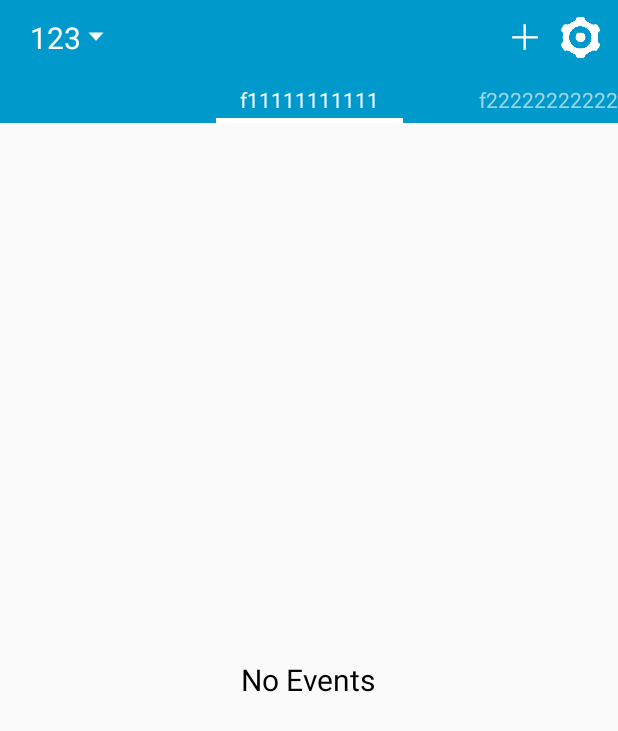
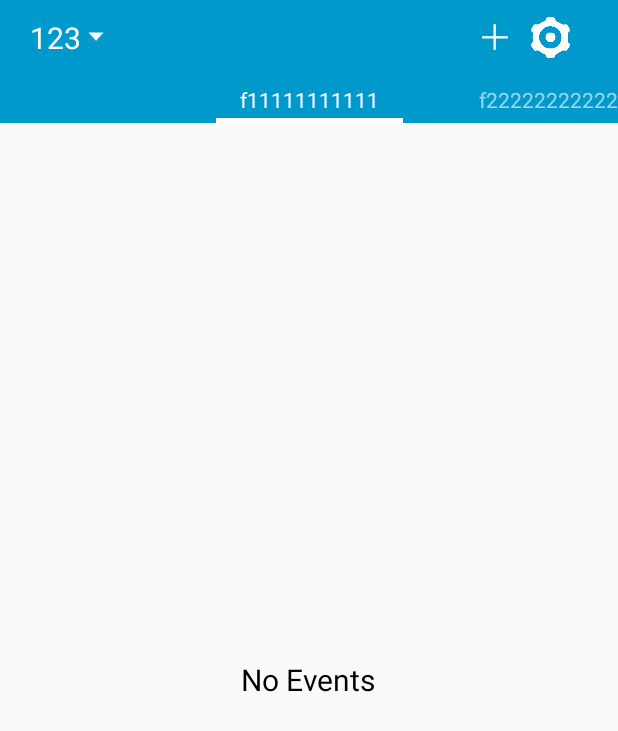
Before and after one commit to tyaathome/ClassTimetable, an Android app: the screen it shows after launch (MainActivity before the commit, ActivityHome after it), on a phone screen of 412 x 824 dp. Shown: the top 731 px of the screen. Run offline under Robolectric (Android 15) with nearby library versions, the phone set to English and light mode, and no system bars.

Commit message:
settings.

```diff
--- /dev/null
+++ b/app/src/main/java/com/example/tyaathome/classtimetable/view/activity/base/ActivityBase.java
@@ -0,0 +1,46 @@
+package com.example.tyaathome.classtimetable.view.activity.base;
+
+import android.os.Bundle;
+import android.support.annotation.Nullable;
+import android.support.v4.app.FragmentActivity;
+import android.widget.Toast;
+
+/**
+ * Created by tyaathome on 2016/5/11.
+ */
+public class ActivityBase extends FragmentActivity {
+
+    private Toast mToast;
+
+    @Override
+    protected void onCreate(@Nullable Bundle savedInstanceState) {
+        super.onCreate(savedInstanceState);
+    }
+
+    @Override
+    protected void onResume() {
+        super.onResume();
+    }
+
+    @Override
+    protected void onDestroy() {
+        super.onDestroy();
+    }
+
+    public void showToast(String msg) {
+        if (mToast == null) {
+            mToast = Toast.makeText(this, msg, Toast.LENGTH_SHORT);
+        } else {
+            mToast.setText(msg);
+        }
+        mToast.show();
+
+        // another way
+        /*if (mToast != null) {
+            mToast.cancel();
+        }
+        mToast = Toast.makeText(this, msg, Toast.LENGTH_SHORT);
+        mToast.setText(msg);
+        mToast.show();*/
+    }
+}
--- /dev/null
+++ b/app/src/main/java/com/example/tyaathome/classtimetable/view/activity/base/ActivityBaseWithTitle.java
@@ -0,0 +1,71 @@
+package com.example.tyaathome.classtimetable.view.activity.base;
+
+import android.os.Bundle;
+import android.support.annotation.LayoutRes;
+import android.support.annotation.Nullable;
+import android.support.annotation.StringRes;
+import android.view.LayoutInflater;
+import android.view.View;
+import android.view.ViewGroup;
+import android.widget.LinearLayout;
+import android.widget.TextView;
+
+import com.example.tyaathome.classtimetable.R;
+
+/**
+ * Created by tyaathome on 2016/5/11.
+ */
+public class ActivityBaseWithTitle extends ActivityBase {
+
+    @Override
+    protected void onCreate(@Nullable Bundle savedInstanceState) {
+        super.onCreate(savedInstanceState);
+        super.setContentView(R.layout.activity_base_with_title);
+    }
+
+    @Override
+    protected void onResume() {
+        super.onResume();
+    }
+
+    @Override
+    protected void onDestroy() {
+        super.onDestroy();
+    }
+
+    @Override
+    public void setContentView(@LayoutRes int layoutResID) {
+        LinearLayout.LayoutParams lp = new LinearLayout.LayoutParams(
+                LinearLayout.LayoutParams.MATCH_PARENT, LinearLayout.LayoutParams.MATCH_PARENT);
+        View v = LayoutInflater.from(getApplicationContext()).inflate(layoutResID,
+                null);
+        ViewGroup layout = (ViewGroup) findViewById(R.id.layout_content);
+        layout.addView(v, lp);
+    }
+
+    public void addViewToLeft(View view) {
+        LinearLayout.LayoutParams lp = new LinearLayout.LayoutParams(
+                LinearLayout.LayoutParams.WRAP_CONTENT, LinearLayout.LayoutParams.WRAP_CONTENT);
+        int marginEnd = (int) getResources().getDimension(R.dimen.margin_normal);
+        lp.setMargins(0,0,marginEnd,0);
+        ViewGroup layout = (ViewGroup) findViewById(R.id.layout_left);
+        layout.addView(view, lp);
+
+    }
+
+    public void addViewToRight(View view) {
+        LinearLayout.LayoutParams lp = new LinearLayout.LayoutParams(
+                LinearLayout.LayoutParams.WRAP_CONTENT, LinearLayout.LayoutParams.WRAP_CONTENT);
+        int marginEnd = (int) getResources().getDimension(R.dimen.margin_normal);
+        lp.setMargins(0,0,marginEnd,0);
+        ViewGroup layout = (ViewGroup) findViewById(R.id.layout_right);
+        layout.addView(view, lp);
+
+    }
+
+    public void setActivityTitle(@StringRes int titleId) {
+        TextView tvTitle = (TextView) findViewById(R.id.tv_title);
+        tvTitle.setText(getResources().getText(titleId));
+    }
+
+}
--- a/app/src/main/java/com/example/tyaathome/classtimetable/view/activity/MainActivity.java
+++ b/app/src/main/java/com/example/tyaathome/classtimetable/view/activity/home/ActivityHome.java
@@ -1,32 +1,38 @@
-package com.example.tyaathome.classtimetable.view.activity;
+package com.example.tyaathome.classtimetable.view.activity.home;
 
 import android.app.Activity;
+import android.content.Intent;
 import android.support.v4.app.Fragment;
 import android.support.v4.app.FragmentActivity;
 import android.support.v4.view.ViewPager;
 import android.support.v7.app.AppCompatActivity;
 import android.os.Bundle;
 import android.util.DisplayMetrics;
+import android.view.LayoutInflater;
 import android.view.View;
 import android.view.ViewGroup;
+import android.widget.ImageView;
+import android.widget.LinearLayout;
 import android.widget.RelativeLayout;
+import android.widget.Toast;
 
 import com.example.tyaathome.classtimetable.R;
+import com.example.tyaathome.classtimetable.utils.RequestCode;
+import com.example.tyaathome.classtimetable.view.activity.base.ActivityBaseWithTitle;
+import com.example.tyaathome.classtimetable.view.activity.settings.ActivitySettings;
 import com.example.tyaathome.classtimetable.view.adapter.AdapterWeekFragment;
 import com.example.tyaathome.classtimetable.view.fragment.FragmentClassTimetable;
 
 import java.util.ArrayList;
 import java.util.List;
 
-public class MainActivity extends FragmentActivity {
+public class ActivityHome extends ActivityBaseWithTitle {
 
     private ViewPager viewPager = null;
 
     private List<Fragment> fragmentList = new ArrayList<Fragment>();
 
     private AdapterWeekFragment adapterWeekFragment = null;
-
-    private RelativeLayout rlCurrentTab = null;
 
     @Override
     protected void onCreate(Bundle savedInstanceState) {
@@ -47,24 +53,64 @@ public class MainActivity extends FragmentActivity {
         super.onDestroy();
     }
 
+    @Override
+    protected void onActivityResult(int requestCode, int resultCode, Intent data) {
+        super.onActivityResult(requestCode, resultCode, data);
+        if(resultCode == RESULT_OK) {
+            switch (requestCode) {
+                case RequestCode.CODE_SETTINGS:
+                    showToast("Settings!");
+                    break;
+            }
+        }
+    }
+
     private void initView() {
         viewPager = (ViewPager) findViewById(R.id.viewpage);
-        rlCurrentTab = (RelativeLayout) findViewById(R.id.current_tab);
+        initLeftView();
+        initRightView();
     }
+
+    private void initLeftView() {
+        LinearLayout llLeft = (LinearLayout) LayoutInflater.from(this).inflate(R.layout.layout_week, null);
+        llLeft.setOnClickListener(new View.OnClickListener() {
+            @Override
+            public void onClick(View v) {
+                showToast("OnClick!");
+            }
+        });
+        addViewToLeft(llLeft);
+    }
+
+    private void initRightView() {
+        LinearLayout llRight = (LinearLayout) LayoutInflater.from(this).inflate(R.layout.layout_add_and_settings, null);
+        ImageView ivAdd = (ImageView) llRight.findViewById(R.id.iv_add);
+        ImageView ivSetting = (ImageView) llRight.findViewById(R.id.iv_settings);
+        ivAdd.setOnClickListener(listenerRight);
+        ivSetting.setOnClickListener(listenerRight);
+        addViewToRight(llRight);
+    }
+
+    private View.OnClickListener listenerRight = new View.OnClickListener() {
+        @Override
+        public void onClick(View v) {
+            switch (v.getId()) {
+                case R.id.iv_add:
+
+                    break;
+                case R.id.iv_settings:
+                    Intent intent = new Intent(ActivityHome.this, ActivitySettings.class);
+                    startActivityForResult(intent, RequestCode.CODE_SETTINGS);
+                    break;
+            }
+        }
+    };
 
     private void initEvent() {
         viewPager.addOnPageChangeListener(new ViewPager.OnPageChangeListener() {
             @Override
             public void onPageScrolled(int position, float positionOffset, int positionOffsetPixels) {
-                System.out.println("position: " + position + ", positionOffset: " + positionOffset + ",positionOffsetPixels: " + positionOffsetPixels);
 
-                //changeViewPosition(rlCurrentTab, positionOffset);
-
-                int[] location = new int[2];
-                rlCurrentTab.getLocationOnScreen(location);
-                int x = location[0];
-                int y = location[1];
-                rlCurrentTab.scrollTo(positionOffsetPixels, y);
             }
 
             @Override
@@ -92,18 +138,4 @@ public class MainActivity extends FragmentActivity {
         adapterWeekFragment = new AdapterWeekFragment(getSupportFragmentManager(), fragmentList);
         viewPager.setAdapter(adapterWeekFragment);
     }
-
-    private void changeViewPosition(View view, float percentage) {
-        int[] location = new int[2];
-        view.getLocationOnScreen(location);
-        int x = location[0];
-        int y = location[1];
-
-        ViewGroup.LayoutParams layoutParams = view.getLayoutParams();
-        int viewWidth = layoutParams.width;
-        float distance = (x - viewWidth) / 2.f;
-        int newX = (int)(distance * (1-percentage));
-        view.scrollTo(newX ,y);
-        System.out.println(newX+"");
-    }
 }
--- /dev/null
+++ b/app/src/main/res/layout-xhdpi/activity_base_with_title.xml
@@ -0,0 +1,55 @@
+<?xml version="1.0" encoding="utf-8"?>
+<LinearLayout xmlns:android="http://schemas.android.com/apk/res/android"
+              android:orientation="vertical" android:layout_width="match_parent"
+              android:layout_height="match_parent">
+
+    <RelativeLayout
+        android:id="@+id/title_layout"
+        android:layout_width="match_parent"
+        android:layout_height="50dp"
+        android:padding="10dp"
+        android:background="@android:color/holo_blue_dark">
+
+        <LinearLayout
+            android:id="@+id/layout_left"
+            android:layout_width="wrap_content"
+            android:layout_height="wrap_content"
+            android:layout_alignParentLeft="true"
+            android:layout_centerVertical="true"
+            android:layout_marginLeft="@dimen/margin_normal"
+            android:orientation="horizontal">
+
+        </LinearLayout>
+
+        <TextView
+            android:id="@+id/tv_title"
+            android:layout_width="wrap_content"
+            android:layout_height="wrap_content"
+            android:layout_centerVertical="true"
+            android:layout_toRightOf="@id/layout_left"
+            android:layout_marginLeft="@dimen/margin_normal"
+            android:textColor="@android:color/white"
+            android:textSize="@dimen/text_normal" />
+
+        <LinearLayout
+            android:id="@+id/layout_right"
+            android:layout_width="wrap_content"
+            android:layout_height="wrap_content"
+            android:layout_alignParentRight="true"
+            android:layout_centerVertical="true"
+            android:layout_marginRight="@dimen/margin_normal"
+            android:orientation="horizontal">
+
+        </LinearLayout>
+
+
+    </RelativeLayout>
+
+    <LinearLayout
+        android:id="@+id/layout_content"
+        android:layout_width="match_parent"
+        android:layout_height="match_parent"
+        android:orientation="vertical" >
+    </LinearLayout>
+
+</LinearLayout>
--- a/app/src/main/res/layout-xhdpi/activity_main.xml
+++ b/app/src/main/res/layout-xhdpi/activity_main.xml
@@ -4,100 +4,10 @@
     android:layout_width="match_parent"
     android:layout_height="match_parent">
 
-    <RelativeLayout
-        android:id="@+id/layout_top"
-        android:layout_width="match_parent"
-        android:layout_height="wrap_content"
-        android:layout_alignParentTop="true"
-        android:gravity="center_vertical"
-        android:background="@android:color/holo_blue_dark">
-
-        <RelativeLayout
-            android:id="@+id/layout_title"
-            android:layout_width="match_parent"
-            android:layout_height="50dp"
-            android:padding="10dp"
-            android:layout_alignParentTop="true">
-
-            <LinearLayout
-                android:layout_width="wrap_content"
-                android:layout_height="wrap_content"
-                android:layout_marginLeft="@dimen/margin_normal"
-                android:layout_alignParentLeft="true"
-                android:layout_centerVertical="true"
-                android:gravity="center_vertical">
-
-                <TextView
-                    android:id="@+id/tv_week"
-                    android:layout_width="wrap_content"
-                    android:layout_height="wrap_content"
-                    android:text="123"
-                    android:textColor="@android:color/white"
-                    android:textSize="@dimen/text_normal"/>
-
-                <ImageView
-                    android:layout_width="wrap_content"
-                    android:layout_height="wrap_content"
-                    android:src="@mipmap/ic_pull_down"/>
-
-            </LinearLayout>
-
-            <LinearLayout
-                android:layout_width="wrap_content"
-                android:layout_height="wrap_content"
-                android:layout_alignParentRight="true"
-                android:layout_centerVertical="true"
-                android:orientation="horizontal"
-                android:gravity="center_vertical">
-
-                <ImageView
-                    android:layout_width="wrap_content"
-                    android:layout_height="wrap_content"
-                    android:src="@mipmap/ic_action_new"/>
-
-                <ImageView
-                    android:layout_width="30dp"
-                    android:layout_height="30dp"
-                    android:layout_marginLeft="@dimen/margin_normal"
-                    android:src="@drawable/ic_settings" />
-
-            </LinearLayout>
-
-        </RelativeLayout>
-
-
-        <RelativeLayout
-            android:id="@+id/current_tab"
-            android:layout_width="match_parent"
-            android:layout_height="30dp"
-            android:layout_below="@id/layout_title"
-            android:layout_centerHorizontal="true"
-            android:visibility="gone">
-
-            <TextView
-                android:layout_width="wrap_content"
-                android:layout_height="wrap_content"
-                android:layout_alignParentTop="true"
-                android:layout_centerHorizontal="true"
-                android:text="星期一"
-                android:textColor="@android:color/white"
-                android:textSize="@dimen/text_normal" />
-
-            <ImageView
-                android:layout_width="wrap_content"
-                android:layout_height="wrap_content"
-                android:layout_alignParentBottom="true"
-                android:layout_centerHorizontal="true"
-                android:src="@drawable/shape_rect_tab"/>
-
-        </RelativeLayout>
-    </RelativeLayout>
-
     <android.support.v4.view.ViewPager
         android:id="@+id/viewpage"
         android:layout_width="match_parent"
-        android:layout_height="match_parent"
-        android:layout_below="@id/layout_top" >
+        android:layout_height="match_parent">
 
         <android.support.v4.view.PagerTabStrip
             android:layout_width="match_parent"
--- /dev/null
+++ b/app/src/main/res/layout-xhdpi/layout_add_and_settings.xml
@@ -0,0 +1,24 @@
+<?xml version="1.0" encoding="utf-8"?>
+<LinearLayout
+    xmlns:android="http://schemas.android.com/apk/res/android"
+    android:layout_width="wrap_content"
+    android:layout_height="wrap_content"
+    android:layout_alignParentRight="true"
+    android:layout_centerVertical="true"
+    android:gravity="center_vertical"
+    android:orientation="horizontal">
+
+    <ImageView
+        android:id="@+id/iv_add"
+        android:layout_width="wrap_content"
+        android:layout_height="wrap_content"
+        android:src="@mipmap/ic_action_new"/>
+
+    <ImageView
+        android:id="@+id/iv_settings"
+        android:layout_width="30dp"
+        android:layout_height="30dp"
+        android:layout_marginLeft="@dimen/margin_normal"
+        android:src="@drawable/ic_settings"/>
+
+</LinearLayout>
--- /dev/null
+++ b/app/src/main/res/layout-xhdpi/layout_back.xml
@@ -0,0 +1,6 @@
+<?xml version="1.0" encoding="utf-8"?>
+<ImageView android:id="@+id/iv_back"
+           xmlns:android="http://schemas.android.com/apk/res/android"
+           android:layout_width="wrap_content"
+           android:layout_height="wrap_content"
+           android:src="@mipmap/ic_back"/>
--- /dev/null
+++ b/app/src/main/res/layout-xhdpi/layout_week.xml
@@ -0,0 +1,24 @@
+<?xml version="1.0" encoding="utf-8"?>
+<LinearLayout
+    xmlns:android="http://schemas.android.com/apk/res/android"
+    android:layout_width="wrap_content"
+    android:layout_height="wrap_content"
+    android:layout_alignParentLeft="true"
+    android:layout_centerVertical="true"
+    android:layout_marginLeft="@dimen/margin_normal"
+    android:gravity="center_vertical">
+
+    <TextView
+        android:id="@+id/tv_week"
+        android:layout_width="wrap_content"
+        android:layout_height="wrap_content"
+        android:text="123"
+        android:textColor="@android:color/white"
+        android:textSize="@dimen/text_normal"/>
+
+    <ImageView
+        android:layout_width="wrap_content"
+        android:layout_height="wrap_content"
+        android:src="@mipmap/ic_pull_down"/>
+
+</LinearLayout>
--- a/app/src/main/res/values/strings.xml
+++ b/app/src/main/res/values/strings.xml
@@ -1,4 +1,5 @@
 <resources>
     <string name="app_name">ClassTimetable</string>
     <string name="no_events">No Events</string>
+    <string name="settings">Settings</string>
 </resources>
```
Also changed, not shown: app/src/main/AndroidManifest.xml (+7 -1 lines), app/src/main/java/com/example/tyaathome/classtimetable/utils/RequestCode.java (added, +8 -0 lines), app/src/main/java/com/example/tyaathome/classtimetable/view/activity/settings/ActivitySettings.java (added, +66 -0 lines), app/src/main/java/com/example/tyaathome/classtimetable/view/myview/MyGridView.java (added, +27 -0 lines), app/src/main/java/com/example/tyaathome/classtimetable/view/myview/MyListView.java (added, +28 -0 lines), app/src/main/java/com/example/tyaathome/classtimetable/view/myview/MyScrollView.java (added, +47 -0 lines), app/src/main/res/drawable/ic_checkbox.xml (added, +7 -0 lines), app/src/main/res/layout-xhdpi/activity_settings.xml (added, +13 -0 lines), app/src/main/res/drawable-xhdpi/ic_checkbox_checked.png (added), app/src/main/res/drawable-xhdpi/ic_checkbox_nor.png (added), app/src/main/res/mipmap-xhdpi/ic_back.png (added).
